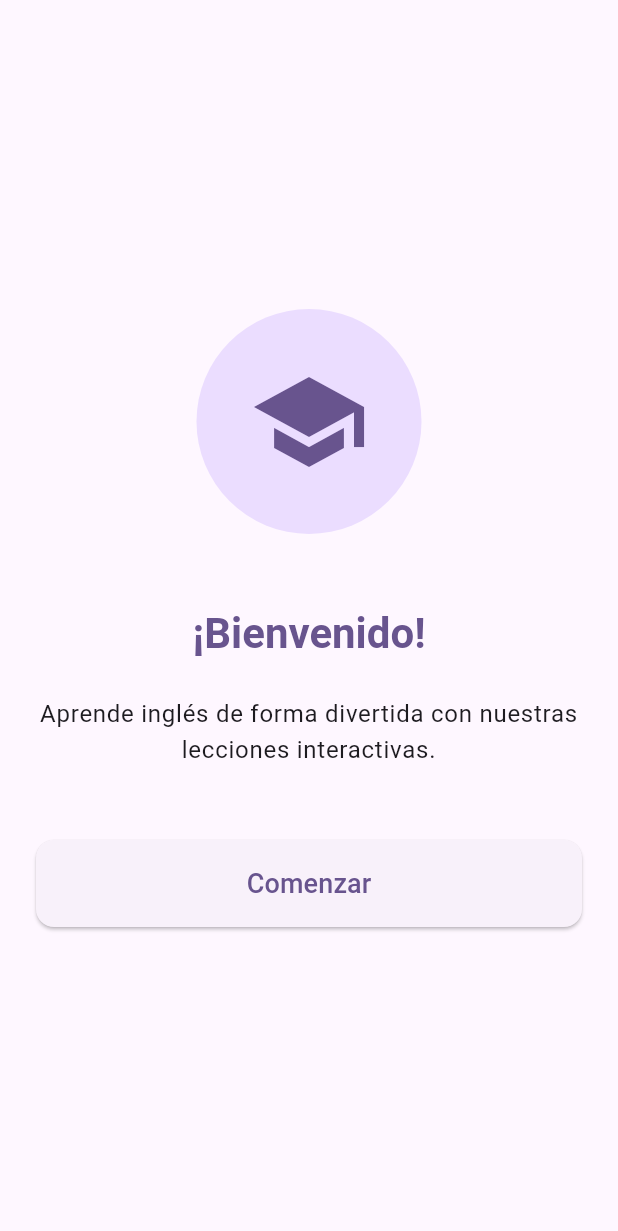
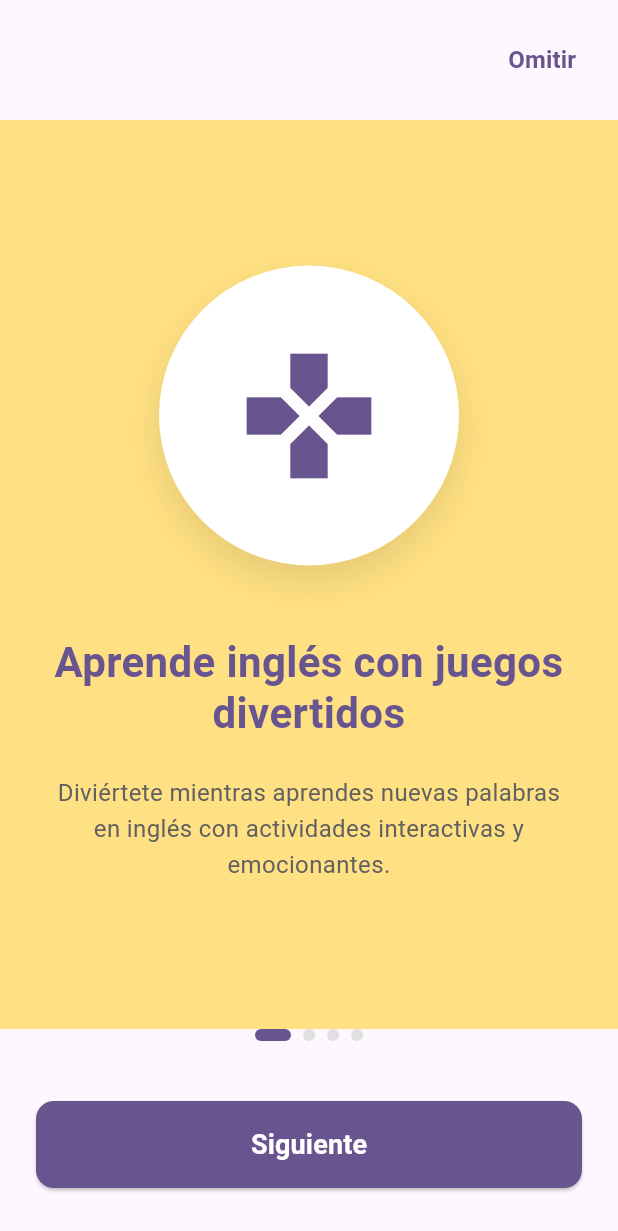
Before and after one commit to anvacode/english-ai-learning-app, a Flutter app: the screen it shows after launch, on a phone screen of 412 x 824 dp. Shown: the top 1231 px of the screen. Run offline on Flutter 3.47's test engine with Material 3 defaults, Android fonts, the phone set to English and light mode, and no system bars; our stand-ins replace shared_preferences; statements that could not run were skipped.

Commit message:
Onboardind screen slides added

```diff
--- /dev/null
+++ b/lib/models/onboarding_page.dart
@@ -0,0 +1,19 @@
+import 'package:flutter/material.dart';
+
+/// Modelo que representa una página del onboarding.
+///
+/// Contiene toda la información necesaria para mostrar
+/// una página del proceso de bienvenida.
+class OnboardingPage {
+  final String title;
+  final String description;
+  final IconData icon;
+  final Color backgroundColor;
+
+  const OnboardingPage({
+    required this.title,
+    required this.description,
+    required this.icon,
+    required this.backgroundColor,
+  });
+}
--- a/lib/screens/onboarding_screen.dart
+++ b/lib/screens/onboarding_screen.dart
@@ -1,15 +1,79 @@
 import 'package:flutter/material.dart';
 import '../logic/first_time_service.dart';
+import '../models/onboarding_page.dart';
 import 'home_screen.dart';
 
-/// Pantalla de onboarding que se muestra a usuarios nuevos.
+/// Pantalla de onboarding con PageView que se muestra a usuarios nuevos.
 ///
-/// Presenta información básica sobre la aplicación y permite
-/// al usuario comenzar su experiencia de aprendizaje.
-class OnboardingScreen extends StatelessWidget {
+/// Presenta 4 páginas explicando las características principales
+/// de la aplicación de aprendizaje de inglés.
+class OnboardingScreen extends StatefulWidget {
   const OnboardingScreen({super.key});
 
-  Future<void> _completeOnboarding(BuildContext context) async {
+  @override
+  State<OnboardingScreen> createState() => _OnboardingScreenState();
+}
+
+class _OnboardingScreenState extends State<OnboardingScreen> {
+  final PageController _pageController = PageController();
+  int _currentPage = 0;
+
+  // Datos de las páginas de onboarding
+  final List<OnboardingPage> _pages = const [
+    OnboardingPage(
+      title: 'Aprende inglés con juegos divertidos',
+      description: 'Diviértete mientras aprendes nuevas palabras en inglés con actividades interactivas y emocionantes.',
+      icon: Icons.games,
+      backgroundColor: Color(0xFFFFE082), // Amarillo claro
+    ),
+    OnboardingPage(
+      title: 'Relaciona imágenes con palabras',
+      description: 'Mejora tu vocabulario relacionando imágenes coloridas con sus palabras en inglés.',
+      icon: Icons.image_search,
+      backgroundColor: Color(0xFFB2DFDB), // Turquesa claro
+    ),
+    OnboardingPage(
+      title: 'Gana insignias completando lecciones',
+      description: 'Completa lecciones y obtén insignias especiales por tus logros. ¡Conviértete en un experto!',
+      icon: Icons.emoji_events,
+      backgroundColor: Color(0xFFFFCCBC), // Naranja claro
+    ),
+    OnboardingPage(
+      title: '¡Comienza tu viaje en inglés!',
+      description: 'Estás listo para empezar. ¡Vamos a aprender juntos y hacer que aprender inglés sea divertido!',
+      icon: Icons.rocket_launch,
+      backgroundColor: Color(0xFFC5E1A5), // Verde claro
+    ),
+  ];
+
+  @override
+  void dispose() {
+    _pageController.dispose();
+    super.dispose();
+  }
+
+  void _onPageChanged(int index) {
+    setState(() {
+      _currentPage = index;
+    });
+  }
+
+  void _nextPage() {
+    if (_currentPage < _pages.length - 1) {
+      _pageController.nextPage(
+        duration: const Duration(milliseconds: 300),
+        curve: Curves.easeInOut,
+      );
+    } else {
+      _completeOnboarding();
+    }
+  }
+
+  void _skipOnboarding() {
+    _completeOnboarding();
+  }
+
+  Future<void> _completeOnboarding() async {
     // Marcar que el usuario ya no es nuevo
     await FirstTimeService.setFirstTimeCompleted();
 
@@ -27,67 +91,159 @@ class OnboardingScreen extends StatelessWidget {
   Widget build(BuildContext context) {
     return Scaffold(
       body: SafeArea(
-        child: Padding(
-          padding: const EdgeInsets.all(24.0),
-          child: Column(
-            mainAxisAlignment: MainAxisAlignment.center,
-            children: [
-              // Logo o icono principal
-              Container(
-                width: 150,
-                height: 150,
-                decoration: BoxDecoration(
-                  color: Theme.of(context).colorScheme.primaryContainer,
-                  shape: BoxShape.circle,
-                ),
-                child: Icon(
-                  Icons.school,
-                  size: 80,
-                  color: Theme.of(context).colorScheme.primary,
+        child: Column(
+          children: [
+            // Botón Skip (arriba a la derecha)
+            Padding(
+              padding: const EdgeInsets.all(16.0),
+              child: Align(
+                alignment: Alignment.topRight,
+                child: TextButton(
+                  onPressed: _skipOnboarding,
+                  child: Text(
+                    'Omitir',
+                    style: TextStyle(
+                      color: Theme.of(context).colorScheme.primary,
+                      fontSize: 16,
+                      fontWeight: FontWeight.w600,
+                    ),
+                  ),
                 ),
               ),
-              const SizedBox(height: 48),
+            ),
 
-              // Título de bienvenida
-              Text(
-                '¡Bienvenido!',
-                style: Theme.of(context).textTheme.headlineMedium?.copyWith(
-                      fontWeight: FontWeight.bold,
-                      color: Theme.of(context).colorScheme.primary,
-                    ),
-                textAlign: TextAlign.center,
+            // PageView con las páginas de onboarding
+            Expanded(
+              child: PageView.builder(
+                controller: _pageController,
+                onPageChanged: _onPageChanged,
+                itemCount: _pages.length,
+                itemBuilder: (context, index) {
+                  return _buildPage(_pages[index]);
+                },
               ),
-              const SizedBox(height: 24),
+            ),
 
-              // Descripción
-              Text(
-                'Aprende inglés de forma divertida con nuestras lecciones interactivas.',
-                style: Theme.of(context).textTheme.bodyLarge,
-                textAlign: TextAlign.center,
-              ),
-              const SizedBox(height: 48),
+            // Indicadores de página (dots)
+            _buildPageIndicators(),
 
-              // Botón para comenzar
-              SizedBox(
+            const SizedBox(height: 24),
+
+            // Botón Next / Get Started
+            Padding(
+              padding: const EdgeInsets.symmetric(horizontal: 24.0, vertical: 16.0),
+              child: SizedBox(
                 width: double.infinity,
                 child: ElevatedButton(
-                  onPressed: () => _completeOnboarding(context),
+                  onPressed: _nextPage,
                   style: ElevatedButton.styleFrom(
                     padding: const EdgeInsets.symmetric(vertical: 16),
                     shape: RoundedRectangleBorder(
                       borderRadius: BorderRadius.circular(12),
                     ),
+                    backgroundColor: Theme.of(context).colorScheme.primary,
                   ),
-                  child: const Text(
-                    'Comenzar',
-                    style: TextStyle(fontSize: 18),
+                  child: Text(
+                    _currentPage == _pages.length - 1 ? 'Comenzar' : 'Siguiente',
+                    style: const TextStyle(
+                      fontSize: 18,
+                      fontWeight: FontWeight.bold,
+                      color: Colors.white,
+                    ),
                   ),
                 ),
               ),
-            ],
-          ),
+            ),
+
+            const SizedBox(height: 16),
+          ],
         ),
       ),
     );
   }
+
+  Widget _buildPage(OnboardingPage page) {
+    return Container(
+      color: page.backgroundColor,
+      padding: const EdgeInsets.all(32.0),
+      child: Column(
+        mainAxisAlignment: MainAxisAlignment.center,
+        children: [
+          // Ilustración (icono grande con fondo decorativo)
+          Container(
+            width: 200,
+            height: 200,
+            decoration: BoxDecoration(
+              color: Colors.white,
+              shape: BoxShape.circle,
+              boxShadow: [
+                BoxShadow(
+                  color: Colors.black.withOpacity(0.1),
+                  blurRadius: 20,
+                  offset: const Offset(0, 10),
+                ),
+              ],
+            ),
+            child: Icon(
+              page.icon,
+              size: 100,
+              color: Theme.of(context).colorScheme.primary,
+            ),
+          ),
+
+          const SizedBox(height: 48),
+
+          // Título
+          Text(
+            page.title,
+            style: TextStyle(
+              fontSize: 28,
+              fontWeight: FontWeight.bold,
+              color: Theme.of(context).colorScheme.primary,
+              height: 1.2,
+            ),
+            textAlign: TextAlign.center,
+          ),
+
+          const SizedBox(height: 24),
+
+          // Descripción
+          Text(
+            page.description,
+            style: TextStyle(
+              fontSize: 16,
+              color: Colors.grey[700],
+              height: 1.5,
+            ),
+            textAlign: TextAlign.center,
+          ),
+        ],
+      ),
+    );
+  }
+
+  Widget _buildPageIndicators() {
+    return Row(
+      mainAxisAlignment: MainAxisAlignment.center,
+      children: List.generate(
+        _pages.length,
+        (index) => _buildIndicator(index == _currentPage),
+      ),
+    );
+  }
+
+  Widget _buildIndicator(bool isActive) {
+    return AnimatedContainer(
+      duration: const Duration(milliseconds: 300),
+      margin: const EdgeInsets.symmetric(horizontal: 4.0),
+      height: 8,
+      width: isActive ? 24 : 8,
+      decoration: BoxDecoration(
+        color: isActive
+            ? Theme.of(context).colorScheme.primary
+            : Colors.grey[300],
+        borderRadius: BorderRadius.circular(4),
+      ),
+    );
+  }
 }
```
